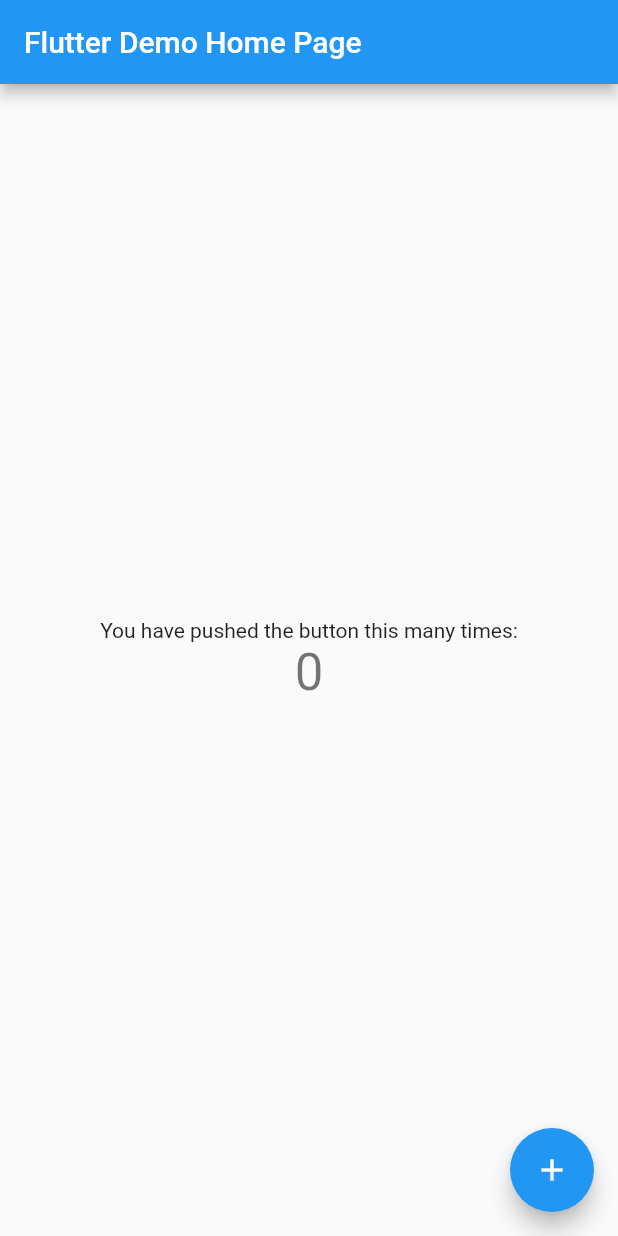
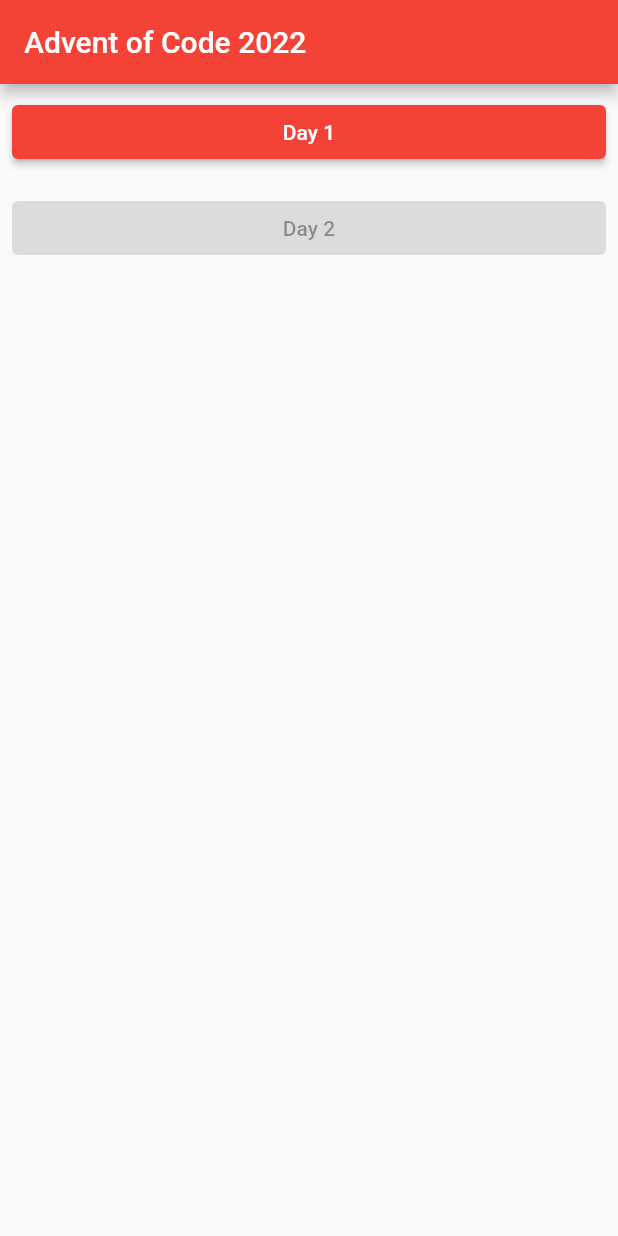
Before and after one commit to rmargolinross/adventofcode2022, a Flutter app: the screen it shows after launch, on a phone screen of 412 x 824 dp. Run offline on Flutter 3.47's test engine with Material 2 defaults, Android fonts, the phone set to English and light mode, and no system bars.

Commit message:
complete day 1

```diff
--- /dev/null
+++ b/lib/home_page.dart
@@ -0,0 +1,41 @@
+import 'package:flutter/material.dart';
+
+class HomePage extends StatefulWidget {
+  const HomePage({super.key, required this.title});
+
+  final String title;
+
+  @override
+  State<HomePage> createState() => _HomePageState();
+}
+
+class _HomePageState extends State<HomePage> {
+  @override
+  Widget build(BuildContext context) {
+    return Scaffold(
+      appBar: AppBar(
+        title: Text(widget.title),
+      ),
+      body: Center(
+        child: ListView(
+          children: [
+            Padding(
+              padding: const EdgeInsets.all(8.0),
+              child: ElevatedButton(
+                onPressed: () => Navigator.pushNamed(context, '/day1'),
+                child: const Text('Day 1')
+              ),
+            ),
+            const Padding(
+              padding: EdgeInsets.all(8.0),
+              child: ElevatedButton(
+                onPressed: null,
+                child: Text('Day 2'),
+              ),
+            )
+          ],
+        ),
+      ),
+    );
+  }
+}
--- a/lib/main.dart
+++ b/lib/main.dart
@@ -1,4 +1,7 @@
 import 'package:flutter/material.dart';
+
+import 'day1/day1_page.dart';
+import 'home_page.dart';
 
 void main() {
   runApp(const MyApp());
@@ -13,103 +16,16 @@ class MyApp extends StatelessWidget {
     return MaterialApp(
       title: 'Flutter Demo',
       theme: ThemeData(
-        // This is the theme of your application.
-        //
-        // Try running your application with "flutter run". You'll see the
-        // application has a blue toolbar. Then, without quitting the app, try
-        // changing the primarySwatch below to Colors.green and then invoke
-        // "hot reload" (press "r" in the console where you ran "flutter run",
-        // or simply save your changes to "hot reload" in a Flutter IDE).
-        // Notice that the counter didn't reset back to zero; the application
-        // is not restarted.
-        primarySwatch: Colors.blue,
+        primarySwatch: Colors.red,
+        secondaryHeaderColor: Colors.green,
       ),
-      home: const MyHomePage(title: 'Flutter Demo Home Page'),
+      routes: routes,
+      initialRoute: '/',
     );
   }
 }
 
-class MyHomePage extends StatefulWidget {
-  const MyHomePage({super.key, required this.title});
-
-  // This widget is the home page of your application. It is stateful, meaning
-  // that it has a State object (defined below) that contains fields that affect
-  // how it looks.
-
-  // This class is the configuration for the state. It holds the values (in this
-  // case the title) provided by the parent (in this case the App widget) and
-  // used by the build method of the State. Fields in a Widget subclass are
-  // always marked "final".
-
-  final String title;
-
-  @override
-  State<MyHomePage> createState() => _MyHomePageState();
-}
-
-class _MyHomePageState extends State<MyHomePage> {
-  int _counter = 0;
-
-  void _incrementCounter() {
-    setState(() {
-      // This call to setState tells the Flutter framework that something has
-      // changed in this State, which causes it to rerun the build method below
-      // so that the display can reflect the updated values. If we changed
-      // _counter without calling setState(), then the build method would not be
-      // called again, and so nothing would appear to happen.
-      _counter++;
-    });
-  }
-
-  @override
-  Widget build(BuildContext context) {
-    // This method is rerun every time setState is called, for instance as done
-    // by the _incrementCounter method above.
-    //
-    // The Flutter framework has been optimized to make rerunning build methods
-    // fast, so that you can just rebuild anything that needs updating rather
-    // than having to individually change instances of widgets.
-    return Scaffold(
-      appBar: AppBar(
-        // Here we take the value from the MyHomePage object that was created by
-        // the App.build method, and use it to set our appbar title.
-        title: Text(widget.title),
-      ),
-      body: Center(
-        // Center is a layout widget. It takes a single child and positions it
-        // in the middle of the parent.
-        child: Column(
-          // Column is also a layout widget. It takes a list of children and
-          // arranges them vertically. By default, it sizes itself to fit its
-          // children horizontally, and tries to be as tall as its parent.
-          //
-          // Invoke "debug painting" (press "p" in the console, choose the
-          // "Toggle Debug Paint" action from the Flutter Inspector in Android
-          // Studio, or the "Toggle Debug Paint" command in Visual Studio Code)
-          // to see the wireframe for each widget.
-          //
-          // Column has various properties to control how it sizes itself and
-          // how it positions its children. Here we use mainAxisAlignment to
-          // center the children vertically; the main axis here is the vertical
-          // axis because Columns are vertical (the cross axis would be
-          // horizontal).
-          mainAxisAlignment: MainAxisAlignment.center,
-          children: <Widget>[
-            const Text(
-              'You have pushed the button this many times:',
-            ),
-            Text(
-              '$_counter',
-              style: Theme.of(context).textTheme.headline4,
-            ),
-          ],
-        ),
-      ),
-      floatingActionButton: FloatingActionButton(
-        onPressed: _incrementCounter,
-        tooltip: 'Increment',
-        child: const Icon(Icons.add),
-      ), // This trailing comma makes auto-formatting nicer for build methods.
-    );
-  }
-}
+Map<String, Widget Function(dynamic context)> routes = {
+  '/': (context) => const HomePage(title: 'Advent of Code 2022'),
+  '/day1': (context) => const Day1Page(),
+};
--- /dev/null
+++ b/lib/utils/elf.dart
@@ -0,0 +1,5 @@
+class Elf {
+  List<int>? food;
+
+  Elf(this.food);
+}
```
Also changed, not shown: lib/day1/day1_page.dart (added, +100 -0 lines), lib/utils/calorie_counter.dart (added, +37 -0 lines).
